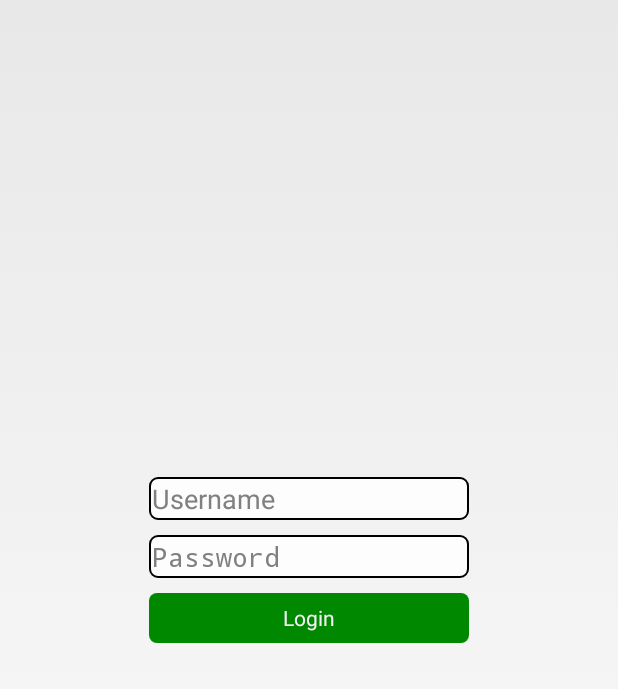
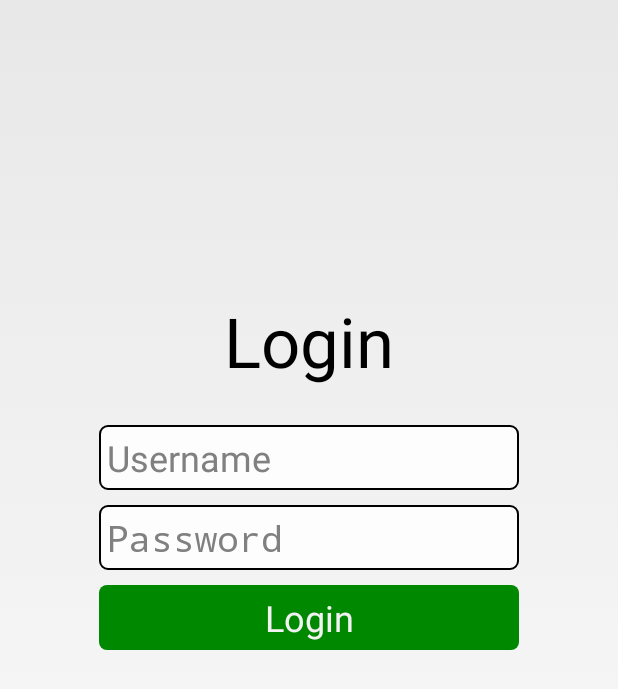
Before and after one commit to JakobHartman/SRA_Android, an Android app: the login screen opened directly, with no data from a screen before it, on a phone screen of 412 x 824 dp. Shown: the top 689 px of the screen. Run offline under Robolectric (Android 15) with nearby library versions, the phone set to English and light mode, and no system bars; libraries missing offline, so code that uses them is left out: com.firebase.client; 1 statement that could not run was skipped.

Commit message:
changed look of landing page

```diff
--- a/app/src/main/AndroidManifest.xml
+++ b/app/src/main/AndroidManifest.xml
@@ -19,6 +19,7 @@
             </intent-filter>
         </activity>
         <activity
+            android:screenOrientation="portrait"
             android:name=".login"
             android:label="@string/title_activity_login" >
         </activity>
--- a/app/src/main/res/layout/activity_login.xml
+++ b/app/src/main/res/layout/activity_login.xml
@@ -14,24 +14,19 @@
     <EditText
         android:layout_width="wrap_content"
         android:layout_height="wrap_content"
+        android:inputType="text"
+        android:ems="10"
         android:id="@+id/usernameET"
         android:background="@drawable/tab_white"
-        android:autoText="false"
-        android:editable="true"
         android:shadowColor="#000"
-        android:selectAllOnFocus="false"
+        android:selectAllOnFocus="true"
         android:enabled="true"
-        android:focusable="true"
-        android:inputType="text"
         android:layout_above="@+id/passwordET"
-        android:layout_marginBottom="10dp"
-        android:clickable="true"
-        android:textIsSelectable="true"
-        android:layout_alignRight="@+id/passwordET"
-        android:layout_alignEnd="@+id/passwordET"
-        android:layout_alignLeft="@+id/passwordET"
-        android:layout_alignStart="@+id/passwordET"
-        android:hint="Username" />
+        android:layout_centerHorizontal="true"
+        android:hint="Username"
+        android:textSize="24dp"
+        android:padding="5dp"
+        android:layout_marginBottom="10dp"/>
 
     <EditText
         android:layout_width="wrap_content"
@@ -46,7 +41,9 @@
         android:layout_above="@+id/loginButton"
         android:layout_centerHorizontal="true"
         android:layout_marginBottom="10dp"
-        android:hint="Password" />
+        android:hint="Password"
+        android:textSize="24dp"
+        android:padding="5dp" />
 
 
     <Button
@@ -59,7 +56,9 @@
         android:layout_alignLeft="@+id/passwordET"
         android:layout_alignStart="@+id/passwordET"
         android:layout_alignRight="@+id/passwordET"
-        android:layout_alignEnd="@+id/passwordET" />
+        android:layout_alignEnd="@+id/passwordET"
+        android:textSize="24dp"
+        android:padding="5dp" />
 
     <ImageView
         android:layout_width="wrap_content"
@@ -92,4 +91,15 @@
         android:textAlignment="center"
         android:gravity="center_horizontal" />
 
+    <TextView
+        android:layout_width="wrap_content"
+        android:layout_height="wrap_content"
+        android:textAppearance="?android:attr/textAppearanceLarge"
+        android:text="Login"
+        android:id="@+id/textView2"
+        android:layout_above="@+id/usernameET"
+        android:layout_centerHorizontal="true"
+        android:paddingBottom="25dp"
+        android:textSize="46dp" />
+
 </RelativeLayout>
```
Also changed, not shown: app/src/main/res/layout/activity_main.xml (+11 -8 lines).
